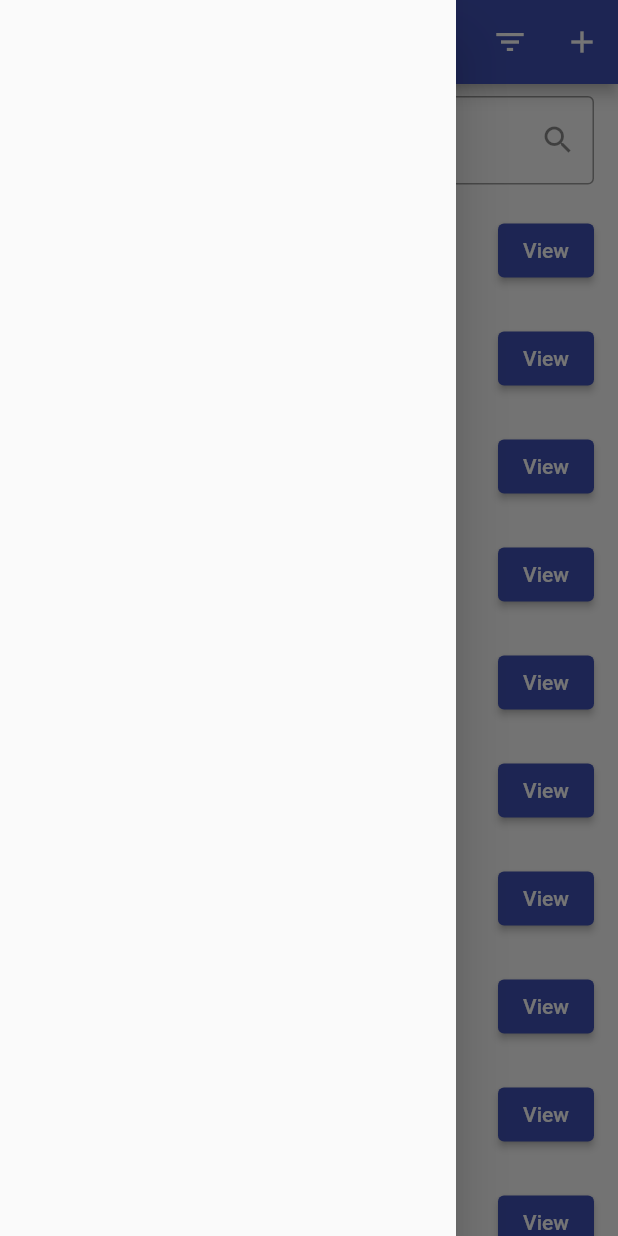
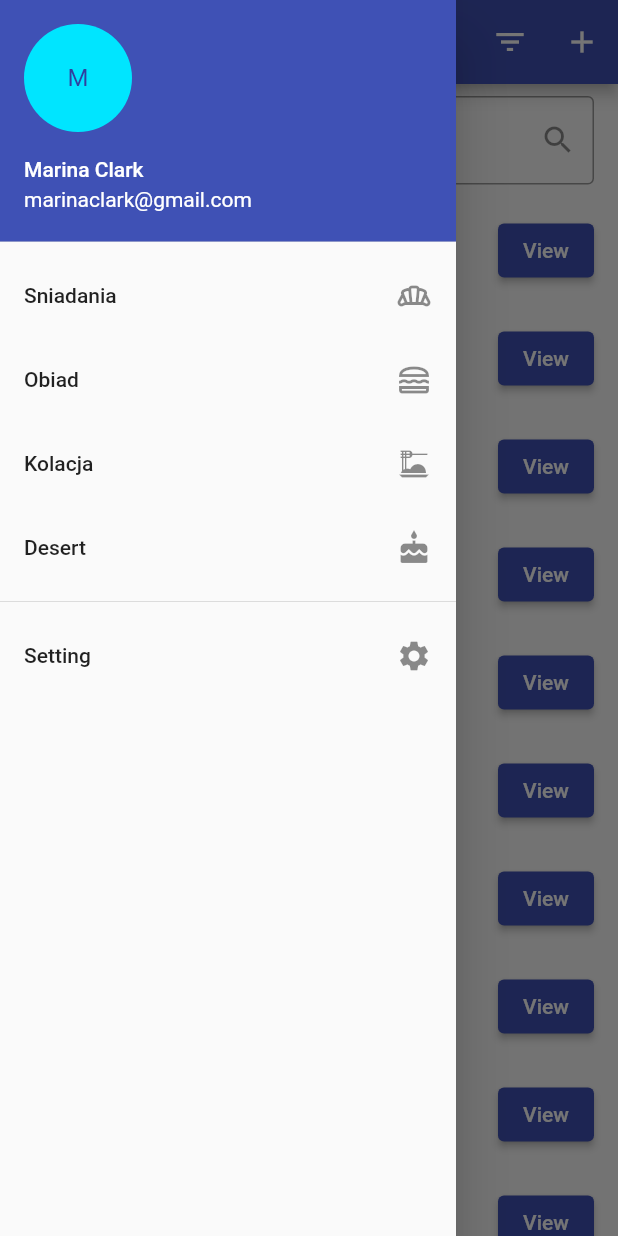
Before and after one commit to KatiaSahan/Praca_dyplomowa, a Flutter app: the screen it shows after launch, with the side drawer open, on a phone screen of 412 x 824 dp. Run offline on Flutter 3.47's test engine with Material 2 defaults, Android fonts, the phone set to English and light mode, and no system bars.

Commit message:
menu gotowe

```diff
--- a/aplikacja_mobilna/lib/home/home.dart
+++ b/aplikacja_mobilna/lib/home/home.dart
@@ -1,3 +1,7 @@
+import 'package:aplikacja_mobilna/menu/desert.dart';
+import 'package:aplikacja_mobilna/menu/kolacja.dart';
+import 'package:aplikacja_mobilna/menu/obiad.dart';
+import 'package:aplikacja_mobilna/menu/sniadania.dart';
 import 'package:flutter/material.dart';
 
 class RecipeListPage extends StatelessWidget {
@@ -7,10 +11,62 @@ class RecipeListPage extends StatelessWidget {
   Widget build(BuildContext context) {
     return Scaffold(
       drawer: Drawer(
-        child: ListView(),
+        // меню бокове
+        child: ListView(
+          children: <Widget>[
+            const UserAccountsDrawerHeader(
+              accountName: Text("Marina Clark"),
+              accountEmail: Text("marinaclark@gmail.com"),
+              currentAccountPicture: CircleAvatar(
+                backgroundColor: Color.fromARGB(255, 0, 229, 255),
+                child: Text("M"),
+              ),
+            ),
+            ListTile(
+                title: const Text("Sniadania"),
+                trailing: const Icon(Icons.bakery_dining_outlined),
+                onTap: () {
+                  Navigator.of(context).pop();
+                  Navigator.of(context).push(MaterialPageRoute(
+                      builder: (BuildContext context) =>
+                          const Sniadania("Sniadania")));
+                }),
+            ListTile(
+                title: const Text("Obiad"),
+                trailing: const Icon(Icons.lunch_dining_outlined),
+                onTap: () {
+                  Navigator.of(context).pop();
+                  Navigator.of(context).push(MaterialPageRoute(
+                      builder: (BuildContext context) => const Obiad("Obiad")));
+                }),
+            ListTile(
+                title: const Text("Kolacja"),
+                trailing: const Icon(Icons.dinner_dining),
+                onTap: () {
+                  Navigator.of(context).pop();
+                  Navigator.of(context).push(MaterialPageRoute(
+                      builder: (BuildContext context) =>
+                          const Kolacja("Kolacja")));
+                }),
+            ListTile(
+                title: const Text("Desert"),
+                trailing: const Icon(Icons.cake),
+                onTap: () {
+                  Navigator.of(context).pop();
+                  Navigator.of(context).push(MaterialPageRoute(
+                      builder: (BuildContext context) =>
+                          const Desert("Desert")));
+                }),
+            const Divider(),
+            const ListTile(
+              title: Text("Setting"),
+              trailing: Icon(Icons.settings),
+            ),
+          ],
+        ),
       ),
       appBar: AppBar(
-        title: const Text('        YummyYummy'),
+        title: const Text('YummyYummy'),
         actions: [
           IconButton(
             icon: const Icon(Icons.filter_list),
--- a/aplikacja_mobilna/lib/main.dart
+++ b/aplikacja_mobilna/lib/main.dart
@@ -14,7 +14,10 @@ class MyApp extends StatelessWidget {
       theme: ThemeData(
         primarySwatch: Colors.indigo,
       ),
-      home: const RecipeListPage(), // odwołanie do klasy LoginPage
-    );
+      home: const RecipeListPage(),
+      // routes: <String, WidgetBuilder>{
+      //    "/a": (BuildContext context) => const Sniadania(),
+      // }
+    ); // odwołanie do klasy LoginPage
   }
 }
--- /dev/null
+++ b/aplikacja_mobilna/lib/menu/desert.dart
@@ -0,0 +1,17 @@
+import 'package:flutter/material.dart';
+
+class Desert extends StatelessWidget {
+  const Desert(String s, {super.key});
+
+  @override
+  Widget build(BuildContext context) {
+    return Scaffold(
+      appBar: AppBar(
+        title: const Text("Desert"),
+      ),
+      body: const Center(
+        child: Text("D"),
+      ),
+    );
+  }
+}
--- /dev/null
+++ b/aplikacja_mobilna/lib/menu/kolacja.dart
@@ -0,0 +1,17 @@
+import 'package:flutter/material.dart';
+
+class Kolacja extends StatelessWidget {
+  const Kolacja(String s, {super.key});
+
+  @override
+  Widget build(BuildContext context) {
+    return Scaffold(
+      appBar: AppBar(
+        title: const Text("Kolacja"),
+      ),
+      body: const Center(
+        child: Text("K"),
+      ),
+    );
+  }
+}
--- /dev/null
+++ b/aplikacja_mobilna/lib/menu/obiad.dart
@@ -0,0 +1,17 @@
+import 'package:flutter/material.dart';
+
+class Obiad extends StatelessWidget {
+  const Obiad(String s, {super.key});
+
+  @override
+  Widget build(BuildContext context) {
+    return Scaffold(
+      appBar: AppBar(
+        title: const Text("Obiad"),
+      ),
+      body: const Center(
+        child: Text("O"),
+      ),
+    );
+  }
+}
--- /dev/null
+++ b/aplikacja_mobilna/lib/menu/sniadania.dart
@@ -0,0 +1,17 @@
+import 'package:flutter/material.dart';
+
+class Sniadania extends StatelessWidget {
+  const Sniadania(String s, {super.key});
+
+  @override
+  Widget build(BuildContext context) {
+    return Scaffold(
+      appBar: AppBar(
+        title: const Text("Sniadania"),
+      ),
+      body: const Center(
+        child: Text("S"),
+      ),
+    );
+  }
+}
```
Also changed, not shown: aplikacja_mobilna/lib/widgets/big_text.dart (deleted, +0 -35 lines), aplikacja_mobilna/lib/widgets/small_text.dart (deleted, +0 -33 lines).
